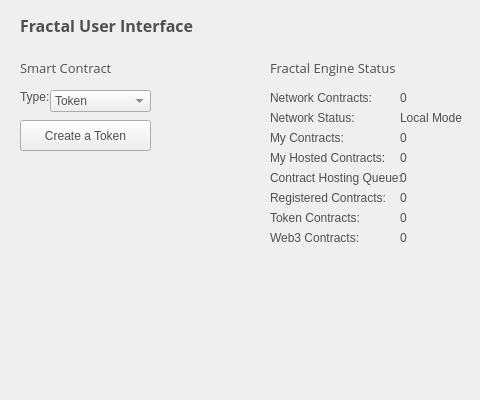
Old version of the form src/qt/forms/fractalui.ui in the repository CryptoCoderz/Espers; both pictures show x 0 to 480 and y 0 to 400 of the 733 by 400 pixel window.
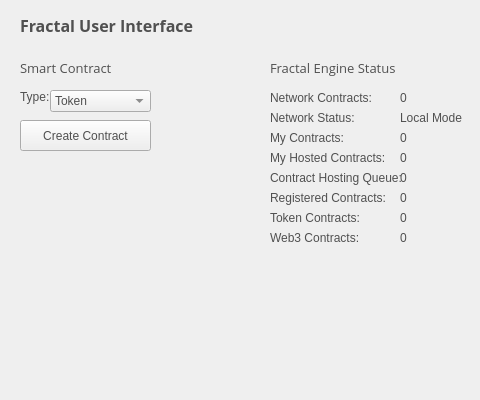
New version of the form.

Patch:
```diff
--- a/src/qt/forms/fractalui.ui
+++ b/src/qt/forms/fractalui.ui
@@ -423,7 +423,7 @@
     </rect>
    </property>
    <property name="text">
-    <string>Create a Token</string>
+    <string>Create Contract</string>
    </property>
   </widget>
  </widget>
```
